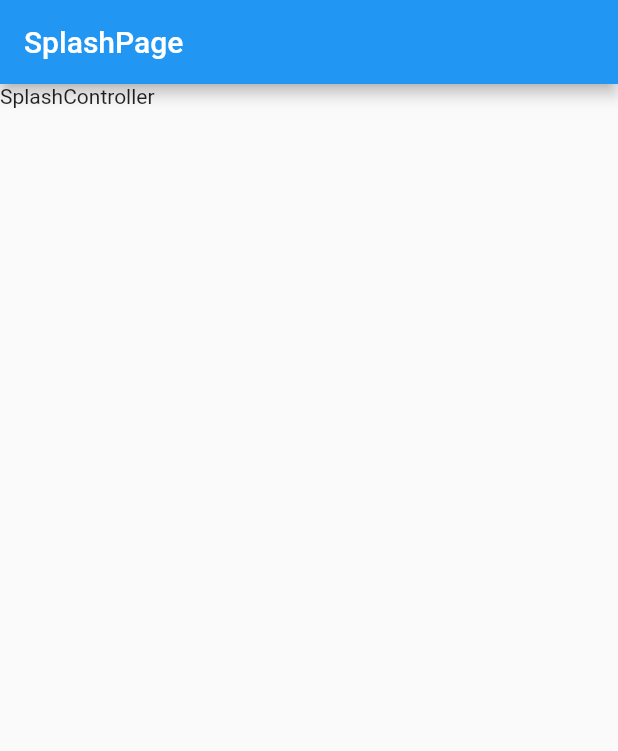
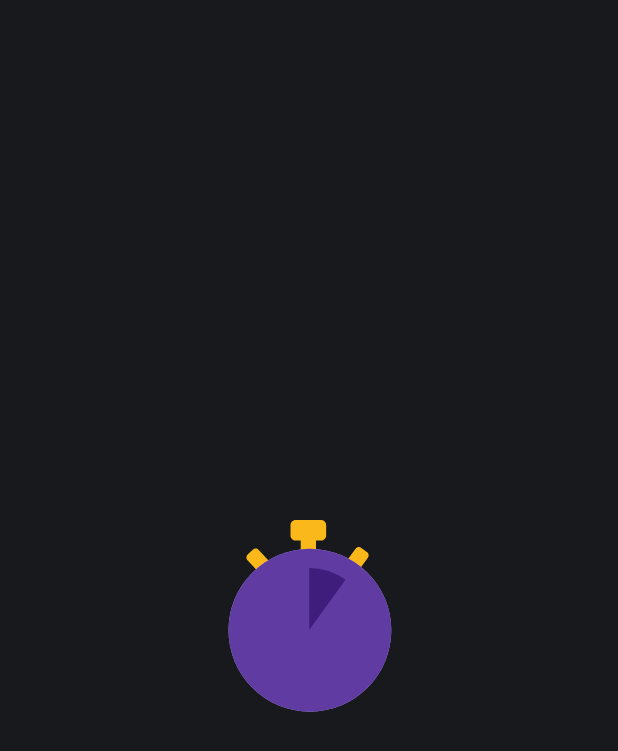
Before and after one commit to paulowalravendev/darth_vaders_tabata, a Flutter app: the first screen one second after launch, on a phone screen of 412 x 824 dp. Shown: the top 751 px of the screen. Run offline on Flutter 3.47's test engine with Material 2 defaults, Android fonts, the phone set to English and light mode, and no system bars; our stand-ins replace get, lottie.

Commit message:
implement splash

```diff
--- a/lib/app/modules/splash/splash_binding.dart
+++ b/lib/app/modules/splash/splash_binding.dart
@@ -1,5 +1,6 @@
+import 'package:get/get.dart';
+
 import 'package:darth_vaders_tabata/app/modules/splash/splash_controller.dart';
-import 'package:get/get.dart';
 
 class SplashBinding implements Bindings {
   @override
--- a/lib/app/modules/splash/splash_controller.dart
+++ b/lib/app/modules/splash/splash_controller.dart
@@ -1,5 +1,6 @@
+import 'package:get/get.dart';
+
 import 'package:darth_vaders_tabata/app/routes/routes.dart';
-import 'package:get/get.dart';
 
 class SplashController extends GetxController {
   var showNextPage = false.obs;
--- a/lib/app/modules/splash/splash_page.dart
+++ b/lib/app/modules/splash/splash_page.dart
@@ -1,15 +1,23 @@
 import 'package:flutter/material.dart';
 import 'package:get/get.dart';
+import 'package:lottie/lottie.dart';
 
+import 'package:darth_vaders_tabata/core/consts/asset_consts.dart';
+import 'package:darth_vaders_tabata/core/theme/app_colors.dart';
 import 'package:darth_vaders_tabata/app/modules/splash/splash_controller.dart';
 
 class SplashPage extends GetView<SplashController> {
+  const SplashPage({Key? key}) : super(key: key);
+
   @override
   Widget build(BuildContext context) {
     controller.showNextPageBefore3Seconds();
 
-    return Scaffold(
-        appBar: AppBar(title: Text('SplashPage')),
-        body: SafeArea(child: Text('SplashController')));
+    return Container(
+      color: AppColors.defaultBackgroundColors,
+      child: Center(
+        child: Lottie.asset(AssetConsts.SPLASH_LOTTIE),
+      ),
+    );
   }
 }
--- /dev/null
+++ b/lib/core/consts/asset_consts.dart
@@ -0,0 +1,3 @@
+abstract class AssetConsts {
+  static final SPLASH_LOTTIE = "assets/lottie/splash_lottie.json";
+}
--- /dev/null
+++ b/lib/core/theme/app_colors.dart
@@ -0,0 +1,5 @@
+import 'package:flutter/material.dart';
+
+abstract class AppColors {
+  static const defaultBackgroundColors = Color(0xFF17191C);
+}
--- a/pubspec.yaml
+++ b/pubspec.yaml
@@ -13,12 +13,14 @@ dependencies:
   flutter:
     sdk: flutter
   get: ^4.6.5
+  lottie: ^1.3.0
 
 dev_dependencies:
-
   flutter_lints: ^2.0.0
   flutter_test:
     sdk: flutter
 
 flutter:
   uses-material-design: true
+  assets:
+    - assets/lottie/
```
Also changed, not shown: assets/lottie/splash_lottie.json (added, +1 -0 lines), lib/main.dart (+9 -4 lines), pubspec.lock.
